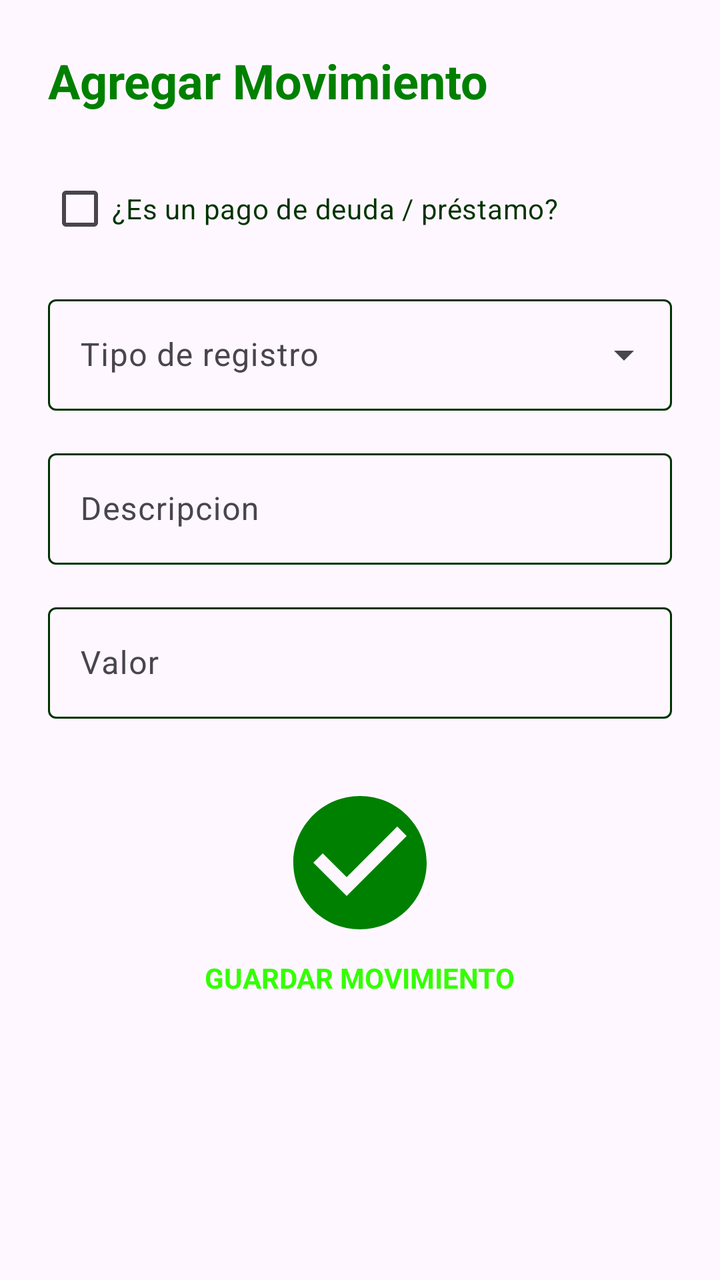
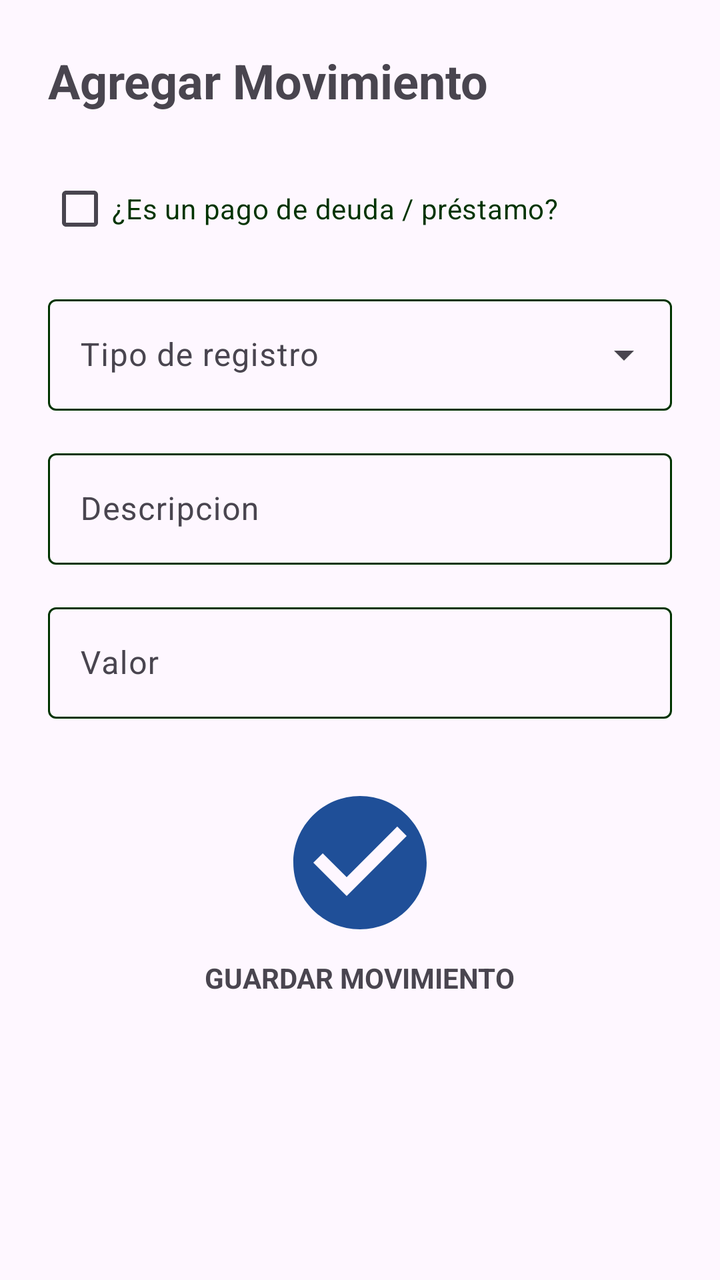

Compare the two renders of this Android layout. The source of the first and the diff that turns it into the second are given below.
<!-- AndroidManifest.xml: application theme Theme.MyLittleFinanControl -->
<!-- res/layout/activity_agregar_movimiento.xml -->
<?xml version="1.0" encoding="utf-8"?>
<ScrollView xmlns:android="http://schemas.android.com/apk/res/android"
    xmlns:app="http://schemas.android.com/apk/res-auto"
    xmlns:tools="http://schemas.android.com/tools"
    android:layout_width="match_parent"
    android:layout_height="match_parent"
    android:background="?android:attr/colorBackground">

    <LinearLayout
        android:layout_width="match_parent"
        android:layout_height="wrap_content"
        android:orientation="vertical"
        android:padding="24dp">

        <TextView
            android:id="@+id/txtAgregarNota"
            android:layout_width="wrap_content"
            android:layout_height="wrap_content"
            android:layout_marginBottom="24dp"
            android:text="@string/txtAgregarNota"
            android:textColor="@color/primary"
            android:textSize="24sp"
            android:textStyle="bold" />

        
        <com.google.android.material.checkbox.MaterialCheckBox
            android:id="@+id/cb_es_pago_deuda"
            android:layout_width="match_parent"
            android:layout_height="wrap_content"
            android:layout_marginBottom="16dp"
            android:text="¿Es un pago de deuda / préstamo?"
            android:textColor="?attr/colorOnSurface" />

        
        <com.google.android.material.textfield.TextInputLayout
            android:id="@+id/til_seleccion_deuda"
            style="@style/Widget.Material3.TextInputLayout.OutlinedBox.ExposedDropdownMenu"
            android:layout_width="match_parent"
            android:layout_height="wrap_content"
            android:layout_marginBottom="16dp"
            android:hint="Selecciona la deuda"
            android:visibility="gone">

            <AutoCompleteTextView
                android:id="@+id/auto_deudas"
                android:layout_width="match_parent"
                android:layout_height="wrap_content"
                android:inputType="none" />
        </com.google.android.material.textfield.TextInputLayout>

        
        <com.google.android.material.textfield.TextInputLayout
            android:id="@+id/til_tipo_reg"
            style="@style/Widget.Material3.TextInputLayout.OutlinedBox.ExposedDropdownMenu"
            android:layout_width="match_parent"
            android:layout_height="wrap_content"
            android:layout_marginBottom="16dp"
            android:hint="@string/etTipoReg">

            <AutoCompleteTextView
                android:id="@+id/auto_tipo_mov"
                android:layout_width="match_parent"
                android:layout_height="wrap_content"
                android:inputType="none" />
        </com.google.android.material.textfield.TextInputLayout>

        
        <com.google.android.material.textfield.TextInputLayout
            style="@style/Widget.Material3.TextInputLayout.OutlinedBox"
            android:layout_width="match_parent"
            android:layout_height="wrap_content"
            android:layout_marginBottom="16dp"
            android:hint="@string/etDescripcion">

            <com.google.android.material.textfield.TextInputEditText
                android:id="@+id/etDescripcion"
                android:layout_width="match_parent"
                android:layout_height="wrap_content"
                android:inputType="textCapSentences" />
        </com.google.android.material.textfield.TextInputLayout>

        
        <com.google.android.material.textfield.TextInputLayout
            style="@style/Widget.Material3.TextInputLayout.OutlinedBox"
            android:layout_width="match_parent"
            android:layout_height="wrap_content"
            android:layout_marginBottom="32dp"
            android:hint="@string/etValor">

            <com.google.android.material.textfield.TextInputEditText
                android:id="@+id/etValor"
                android:layout_width="match_parent"
                android:layout_height="wrap_content"
                android:inputType="numberDecimal" />
        </com.google.android.material.textfield.TextInputLayout>

        <LinearLayout
            android:layout_width="match_parent"
            android:layout_height="wrap_content"
            android:gravity="center"
            android:orientation="vertical">

            <ImageView
                android:id="@+id/iv_guardar_movimiento"
                android:layout_width="80dp"
                android:layout_height="80dp"
                android:src="@drawable/ic_check"
                app:tint="@color/primary" />

            <TextView
                android:layout_width="wrap_content"
                android:layout_height="wrap_content"
                android:layout_marginTop="8dp"
                android:text="GUARDAR MOVIMIENTO"
                android:textColor="@color/secondary"
                android:textStyle="bold" />
        </LinearLayout>

    </LinearLayout>
</ScrollView>
<!-- resources referenced by this layout -->
<resources>
  <color name="primary">#008000</color>
  <color name="secondary">#33FF00</color>
  <!-- drawable ic_check (drawable) -->
  <vector xmlns:android="http://schemas.android.com/apk/res/android" android:autoMirrored="true" android:height="24dp" android:tint="#1F4F98" android:viewportHeight="24" android:viewportWidth="24" android:width="24dp">
        
      <path android:fillColor="@android:color/white" android:pathData="M12,2C6.48,2 2,6.48 2,12s4.48,10 10,10 10,-4.48 10,-10S17.52,2 12,2zM10,17l-5,-5 1.41,-1.41L10,14.17l7.59,-7.59L19,8l-9,9z"/>
      
  </vector>
  <string name="etDescripcion">Descripcion</string>
  <string name="etTipoReg">Tipo de registro</string>
  <string name="etValor">Valor</string>
  <string name="txtAgregarNota">Agregar Movimiento</string>
  <style name="Theme.MyLittleFinanControl" parent="Base.Theme.MyLittleFinanControl" />
  <style name="Base.Theme.MyLittleFinanControl" parent="Theme.Material3.DayNight.NoActionBar">
          
  
          <item name="colorPrimary">@color/verde_oscuro</item>
  
          <item name="colorOnPrimary">@color/verde_claro</item>
  
  
          <item name="colorPrimaryContainer">@color/verde_transparente</item>
          <item name="colorOnPrimaryContainer">@color/verde_negro</item>
  
  
          <item name="colorSecondary">@color/white</item>
  
          <item name="colorOnSecondary">@color/secondary</item>
  
  
          <item name="colorOutline">@color/verde_negro</item>
  
  
          <item name="colorOnSurface">@color/verde_negro</item>
  
          
          <item name="android:windowBackground">@color/background_light</item>
          <item name="colorSurface">@color/verde_transparente</item>
  
          <item name="colorError">@color/accent_alerta</item>
  
          <item name="colorOnError">@color/accent_alerta</item>
  
          
          <item name="android:statusBarColor">@color/background_light</item>
          <item name="android:windowLightStatusBar">true</item>
      </style>
  <color name="verde_oscuro">#008000</color>
  <color name="verde_claro">#CCFFCC</color>
  <color name="verde_transparente">#5FCCFFCC</color>
  <color name="verde_negro">#003300</color>
  <color name="white">#CCFFCC</color>
  <color name="background_light">#CCFFCC</color>
  <color name="accent_alerta">#FF7878</color>
</resources>

<!-- the commit's change to res/layout/activity_agregar_movimiento.xml (unified diff, before → after) -->
@@ -18,7 +18,6 @@
             android:layout_height="wrap_content"
             android:layout_marginBottom="24dp"
             android:text="@string/txtAgregarNota"
-            android:textColor="@color/primary"
             android:textSize="24sp"
             android:textStyle="bold" />
 
@@ -104,15 +103,13 @@
                 android:id="@+id/iv_guardar_movimiento"
                 android:layout_width="80dp"
                 android:layout_height="80dp"
-                android:src="@drawable/ic_check"
-                app:tint="@color/primary" />
+                android:src="@drawable/ic_check" />
 
             <TextView
                 android:layout_width="wrap_content"
                 android:layout_height="wrap_content"
                 android:layout_marginTop="8dp"
                 android:text="GUARDAR MOVIMIENTO"
-                android:textColor="@color/secondary"
                 android:textStyle="bold" />
         </LinearLayout>
 
<!-- resource entries referenced after the edit -->
@@ -1,7 +1,5 @@
 <!-- resources referenced by this layout -->
 <resources>
-  <color name="primary">#008000</color>
-  <color name="secondary">#33FF00</color>
   <!-- drawable ic_check (drawable) -->
   <vector xmlns:android="http://schemas.android.com/apk/res/android" android:autoMirrored="true" android:height="24dp" android:tint="#1F4F98" android:viewportHeight="24" android:viewportWidth="24" android:width="24dp">
         
@@ -14,45 +12,62 @@
   <string name="txtAgregarNota">Agregar Movimiento</string>
   <style name="Theme.MyLittleFinanControl" parent="Base.Theme.MyLittleFinanControl" />
   <style name="Base.Theme.MyLittleFinanControl" parent="Theme.Material3.DayNight.NoActionBar">
+  
           
+          <item name="colorPrimary">@color/verde_oscuro</item>
+          
+          <item name="colorOnPrimary">@android:color/white</item>
   
-          <item name="colorPrimary">@color/verde_oscuro</item>
-  
-          <item name="colorOnPrimary">@color/verde_claro</item>
-  
-  
-          <item name="colorPrimaryContainer">@color/verde_transparente</item>
+          
+          <item name="colorPrimaryContainer">@color/verde_claro</item>
+          
           <item name="colorOnPrimaryContainer">@color/verde_negro</item>
   
+          
+          <item name="colorSecondary">@color/verde</item>
+          
+          <item name="colorOnSecondary">@color/verde_negro</item>
   
-          <item name="colorSecondary">@color/white</item>
+          
+          <item name="colorSecondaryContainer">@color/verde_transparente</item>
+          <item name="colorOnSecondaryContainer">@color/verde_negro</item>
   
-          <item name="colorOnSecondary">@color/secondary</item>
+          
+          <item name="colorTertiary">@color/verde_blanco_transparente</item>
+          <item name="colorOnTertiary">@color/verde_negro</item>
   
-  
+          
           <item name="colorOutline">@color/verde_negro</item>
   
-  
+          
           <item name="colorOnSurface">@color/verde_negro</item>
   
           
-          <item name="android:windowBackground">@color/background_light</item>
-          <item name="colorSurface">@color/verde_transparente</item>
-  
-          <item name="colorError">@color/accent_alerta</item>
-  
-          <item name="colorOnError">@color/accent_alerta</item>
+          
+          <item name="android:windowBackground">@android:color/white</item>
+          
+          <item name="colorSurface">@color/verde_blanco_transparente</item>
   
           
-          <item name="android:statusBarColor">@color/background_light</item>
+          <item name="colorError">@color/rojo_alerta</item>
+          <item name="colorOnError">@color/rojo_transparente</item>
+  
+          
+          <item name="android:statusBarColor">@android:color/white</item>
           <item name="android:windowLightStatusBar">true</item>
+  
+          
+          <item name="colorSurfaceVariant">#E0E0E0</item>
+          <item name="colorOnSurfaceVariant">#49454F</item>
+  
       </style>
   <color name="verde_oscuro">#008000</color>
   <color name="verde_claro">#CCFFCC</color>
   <color name="verde_transparente">#5FCCFFCC</color>
+  <color name="verde_blanco_transparente">#D3F6FFF6</color>
+  <color name="rojo_alerta">#FF6666</color>
+  <color name="rojo_transparente">#7BF69F9F</color>
   <color name="verde_negro">#003300</color>
-  <color name="white">#CCFFCC</color>
-  <color name="background_light">#CCFFCC</color>
-  <color name="accent_alerta">#FF7878</color>
+  <color name="verde">#00C292</color>
 </resources>
 
